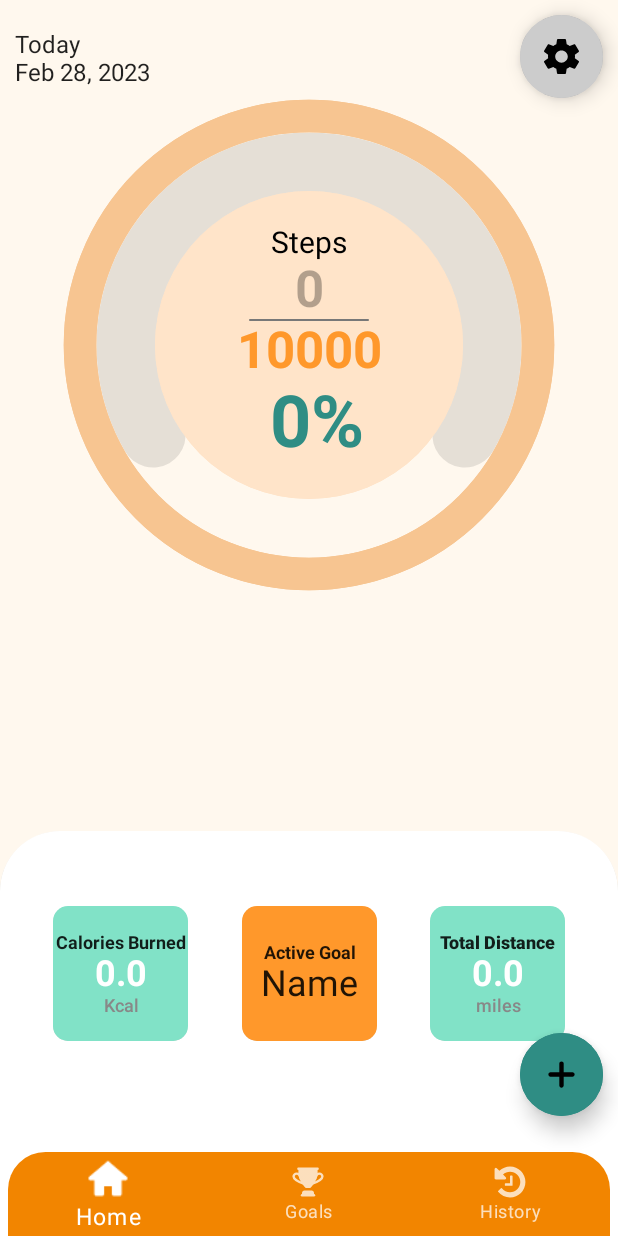
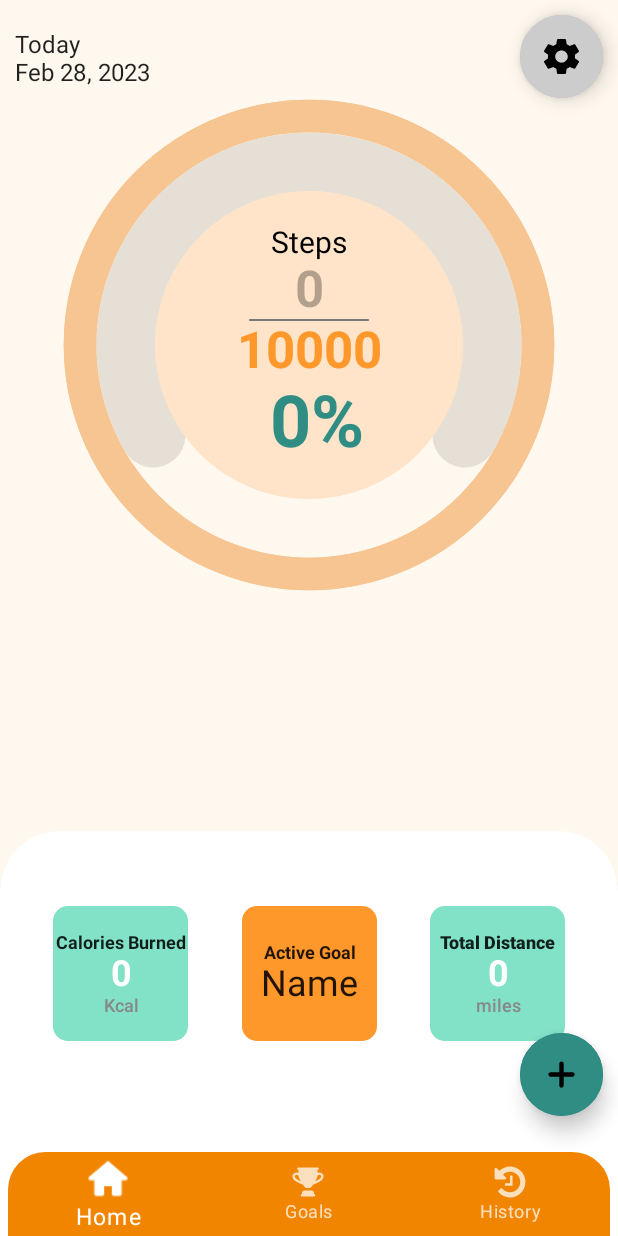
Before and after one commit to EmanuelPerez-507/keep-fit, an Android app built with Jetpack Compose: the screen it shows after launch (Start), on a phone screen of 412 x 824 dp. Run offline under Robolectric (Android 15) with nearby library versions, the phone set to English and light mode, and no system bars; our stand-ins replace Room's generated code, accompanist.

Commit message:
Update HomeScreen.kt

```diff
--- a/app/src/main/java/com/example/keepfit/Home/View/HomeScreen.kt
+++ b/app/src/main/java/com/example/keepfit/Home/View/HomeScreen.kt
@@ -40,6 +40,7 @@ import androidx.compose.ui.unit.*
 import com.example.keepfit.Home.ViewModel.ExpandableAddStepsVM
 import com.example.keepfit.Home.ViewModel.HomeVM
 import com.example.keepfit.ui.theme.*
+import java.text.DecimalFormat
 //import com.example.keepfit.NavigationContainer.View.Screen
 //import com.example.keepfit.R
 //import com.example.keepfit.Settings.View.SettingsScreen
@@ -142,7 +143,9 @@ fun dateAndTime() {
 
 @Composable
 fun canvasBottom(state: HomeVM) {
-Box(modifier = Modifier
+    val df = DecimalFormat("#.##")
+
+    Box(modifier = Modifier
 //    .padding(top = 400.dp)
     .clip(RoundedCornerShape(topStart = 40.dp, topEnd = 40.dp))
     .shadow(
@@ -189,7 +192,7 @@ Box(modifier = Modifier
 
                 )
                 Text(
-                    text = "${state.currentCalories}",
+                    text = "${df.format(state.currentCalories)}",
                     style = TextStyle(
                         fontSize = 24.sp,
                         fontWeight = FontWeight.Bold,
@@ -279,7 +282,7 @@ Box(modifier = Modifier
 
                     )
                 Text(
-                    text = "${state.currentDistance}",
+                    text = "${df.format(state.currentDistance)}",
                     style = TextStyle(
                         fontSize = 24.sp,
                         fontWeight = FontWeight.Bold,
```
